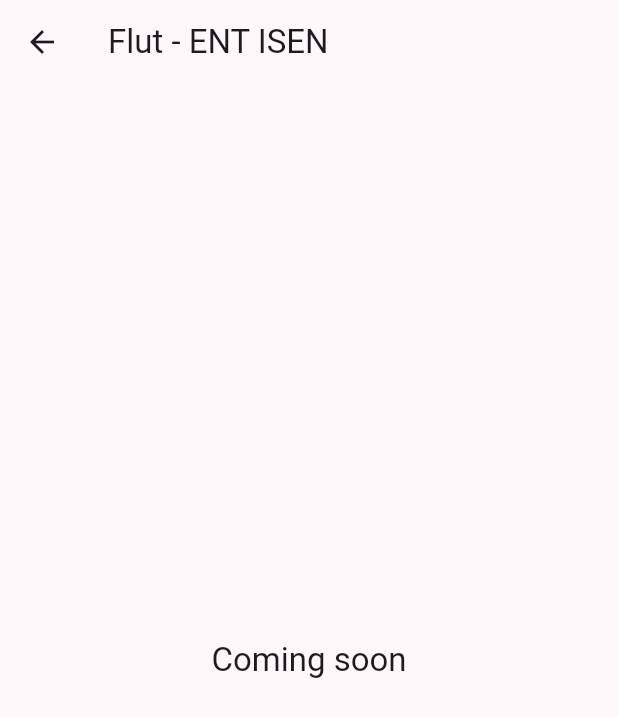
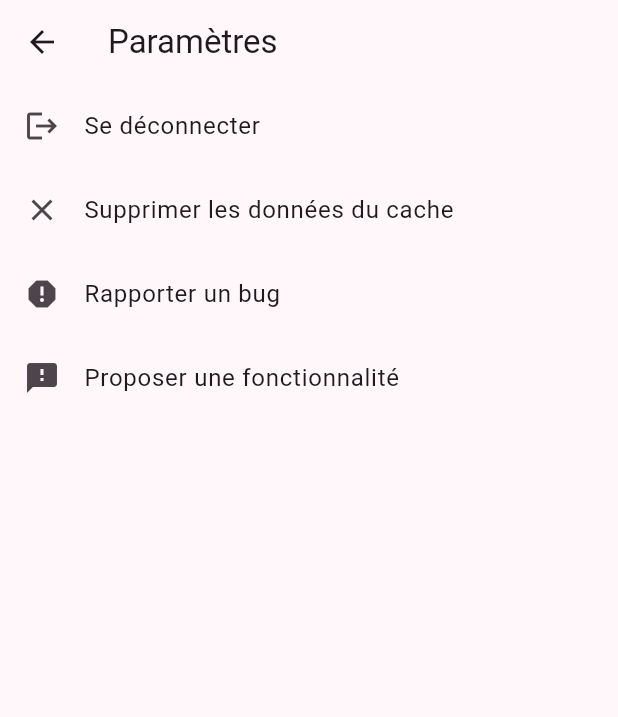
Before and after one commit to JacksonKyoshi/ENT-ISEN-FLUT, a Flutter app: the SettingsScreen screen opened directly, on a phone screen of 412 x 824 dp. Shown: the top 717 px of the screen. Run offline on Flutter 3.47's test engine with Material 3 defaults, Android fonts, the phone set to English and light mode, and no system bars; our stand-ins replace flutter_svg; missing offline and left inert: icalendar_parser.

Commit message:
feat(settings): options implemented, missing feedback forms

```diff
--- a/lib/screens/login_screen.dart
+++ b/lib/screens/login_screen.dart
@@ -99,7 +99,7 @@ class _LoginPageState extends State<LoginScreen> {
   void initState() {
     super.initState();
 
-    readFromCache('cacheloginIsenFlut.txt').then((content) {
+    readFromCache('login.cache').then((content) {
       if (content != null) {
         Map<String, dynamic> jsonMap = json.decode(content);
         String username = jsonMap['username'];
@@ -228,9 +228,9 @@ class _LoginPageState extends State<LoginScreen> {
                                 'password': password,
                               };
                               final jsonData = json.encode(data);
-                              await writeToCache('cacheloginIsenFlut.txt', jsonData);
+                              await writeToCache('login.cache', jsonData);
                             } else {
-                              deleteCacheFile('cacheloginIsenFlut.txt');
+                              deleteCacheFile('login.cache');
                             }
 
                             fetchJson(username, password, context, _usernameController, _passwordController, _remindOfMe);
--- a/lib/screens/settings_screen.dart
+++ b/lib/screens/settings_screen.dart
@@ -1,16 +1,98 @@
+import 'dart:io';
+
+import 'package:ent/services/cache.dart';
 import 'package:flutter/material.dart';
+import 'package:path_provider/path_provider.dart';
 
 class SettingsScreen extends StatelessWidget {
   const SettingsScreen({super.key});
+
+  void logout(BuildContext context) {
+    showDialog(
+        context: context,
+        builder: (context) {
+          return AlertDialog(
+            title: Text("Se déconnecter ?"),
+            content: Text("Cette fonctionnalité n'est pas encore implémentée."),
+            actions: [
+              TextButton(
+                  child: Text("Ok"),
+                  onPressed: () => { Navigator.of(context).pop() },
+              )
+            ],
+          );
+        }
+    );
+  }
+
+  void clearCache(BuildContext context) async {
+    void deleteCacheFiles() async {
+      final directory = await getApplicationDocumentsDirectory();
+      for (FileSystemEntity file in directory.listSync()) {
+        if (file.uri.toString().endsWith(".cache")) {
+          await file.delete();
+        }
+      }
+    }
+
+    showDialog(
+      context: context,
+      builder: (context) {
+        return AlertDialog(
+          title: Text("Supprimer le cache ?"),
+          content: const Text("Le cache permet à l'application de charger plus rapidement mais contient des données personnelles.\n"
+              "Vos informations de login peuvent être supprimées en décochant \"Se souvenir de moi\".\n"
+              "Les autres données sauvegardées dans le cache seront à nouveau présentes lors de la prochaine requête, il n'y a actuellement pas d'option pour empêcher cette fonctionnalité.\n"
+              "Utilisez le formulaire pour proposer une fonctionnalité pour nous signaler que vous voudriez la fonctionnalité."),
+          actions: [
+            TextButton(
+              child: Text("Non"),
+              onPressed: () => { Navigator.of(context).pop() },
+            ),
+            TextButton(
+              child: Text("Oui"),
+              onPressed: () { deleteCacheFiles(); Navigator.of(context).pop(); },
+          )
+          ],
+        );
+        }
+    );
+  }
+
+  void reportBug() {
+
+  }
 
   @override
   Widget build(BuildContext context) {
     return Scaffold(
       appBar: AppBar(
-        title: const Text('Flut - ENT ISEN'),
+        title: const Text('Paramètres'),
       ),
-      body: Center(
-        child: Text("Coming soon", style: Theme.of(context).textTheme.titleLarge)
+      body: ListView(
+        children: [
+          ListTile(
+            leading: Icon(Icons.logout),
+            title: Text("Se déconnecter"),
+            onTap: () => logout(context),
+          ),
+          ListTile(
+            leading: Icon(Icons.clear),
+            title: Text("Supprimer les données du cache"),
+            onTap: () => clearCache(context),
+          ),
+          ListTile(
+            leading: Icon(Icons.report),
+            title: Text("Rapporter un bug"),
+            onTap: reportBug,
+          ),
+          ListTile(
+            leading: Icon(Icons.feedback),
+            title: Text("Proposer une fonctionnalité"),
+            onTap: reportBug,
+          ),
+
+        ],
       )
     );
   }
```
